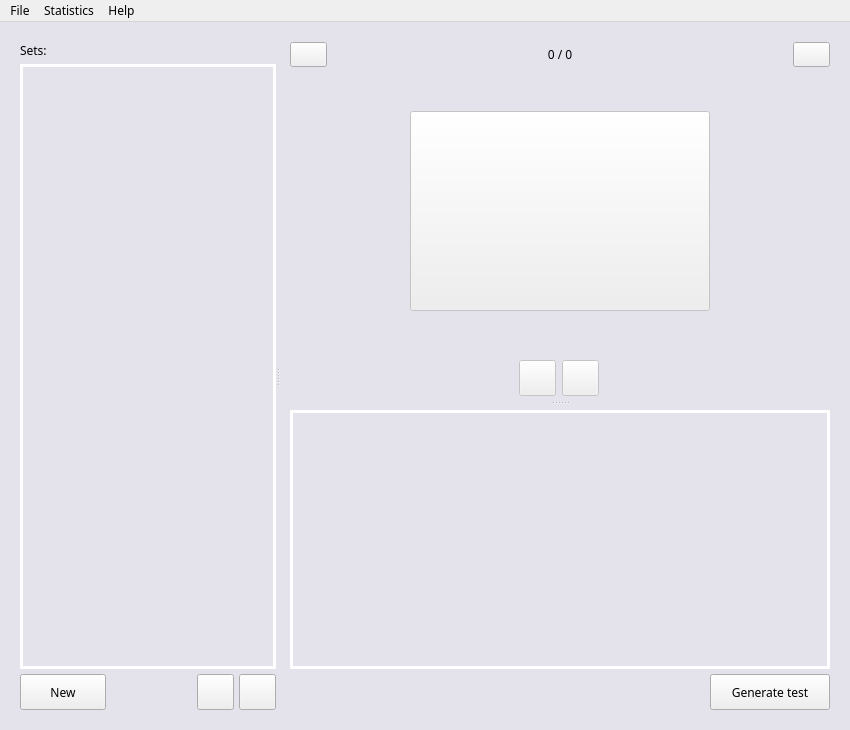
Old version of the form lib/ui/flashcards.ui in the repository gryglik/pipr-project-flashcards.
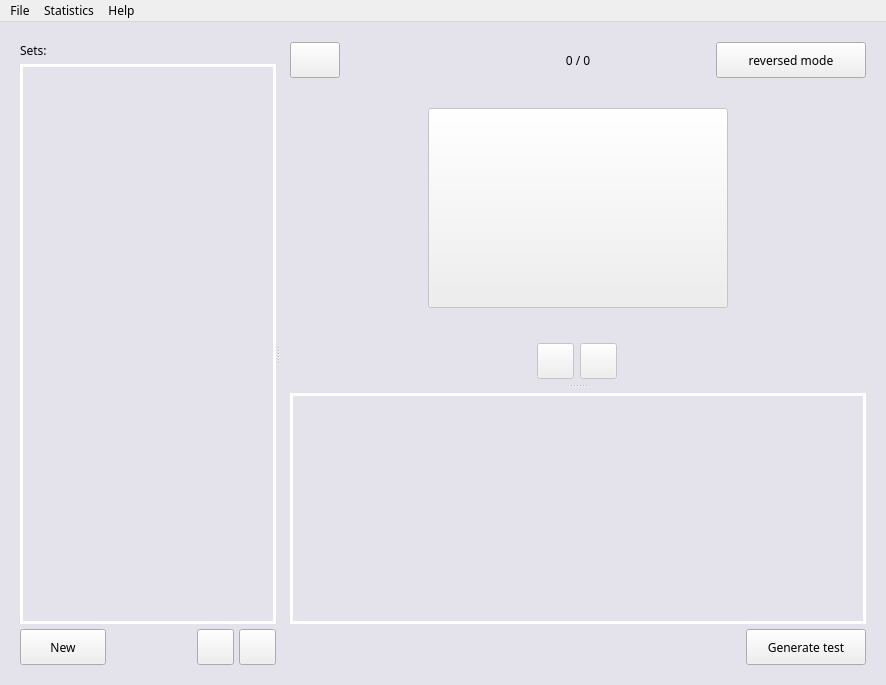
New version of the form. Icons and pictures are not drawn. Custom widgets are drawn as their Qt base class.

Commit message: Added reversed mode to flashcards slider

```diff
--- a/lib/ui/flashcards.ui
+++ b/lib/ui/flashcards.ui
@@ -9,8 +9,8 @@
    <rect>
     <x>0</x>
     <y>0</y>
-    <width>850</width>
-    <height>730</height>
+    <width>886</width>
+    <height>685</height>
    </rect>
   </property>
   <property name="minimumSize">
@@ -480,8 +480,17 @@
             <layout class="QVBoxLayout" name="verticalLayout_3">
              <item>
               <layout class="QHBoxLayout" name="horizontalLayout_5">
+               <property name="spacing">
+                <number>5</number>
+               </property>
                <item>
                 <widget class="PushButton" name="btn_homepage">
+                 <property name="minimumSize">
+                  <size>
+                   <width>50</width>
+                   <height>36</height>
+                  </size>
+                 </property>
                  <property name="text">
                   <string/>
                  </property>
@@ -491,6 +500,22 @@
                  </property>
                 </widget>
                </item>
+               <item>
+                <spacer name="horizontalSpacer_6">
+                 <property name="orientation">
+                  <enum>Qt::Horizontal</enum>
+                 </property>
+                 <property name="sizeType">
+                  <enum>QSizePolicy::Preferred</enum>
+                 </property>
+                 <property name="sizeHint" stdset="0">
+                  <size>
+                   <width>100</width>
+                   <height>20</height>
+                  </size>
+                 </property>
+                </spacer>
+               </item>
                <item>
                 <widget class="QLabel" name="lbl_flashcard_count">
                  <property name="sizePolicy">
@@ -508,9 +533,22 @@
                 </widget>
                </item>
                <item>
-                <widget class="PushButton" name="pushButton_2">
+                <widget class="PushButton" name="btn_reverse">
+                 <property name="minimumSize">
+                  <size>
+                   <width>150</width>
+                   <height>36</height>
+                  </size>
+                 </property>
                  <property name="text">
-                  <string/>
+                  <string>reversed mode</string>
+                 </property>
+                 <property name="icon">
+                  <iconset resource="../../resources.qrc">
+                   <normaloff>:/lib/ui/icons/reverse.png</normaloff>:/lib/ui/icons/reverse.png</iconset>
+                 </property>
+                 <property name="checkable">
+                  <bool>true</bool>
                  </property>
                 </widget>
                </item>
@@ -773,7 +811,7 @@
     <rect>
      <x>0</x>
      <y>0</y>
-     <width>850</width>
+     <width>886</width>
      <height>37</height>
     </rect>
    </property>
```
The commit also changes 7 other files.
